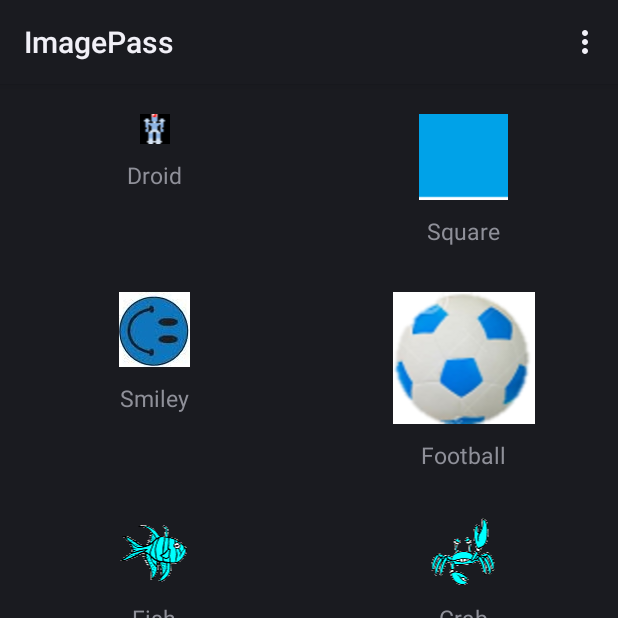
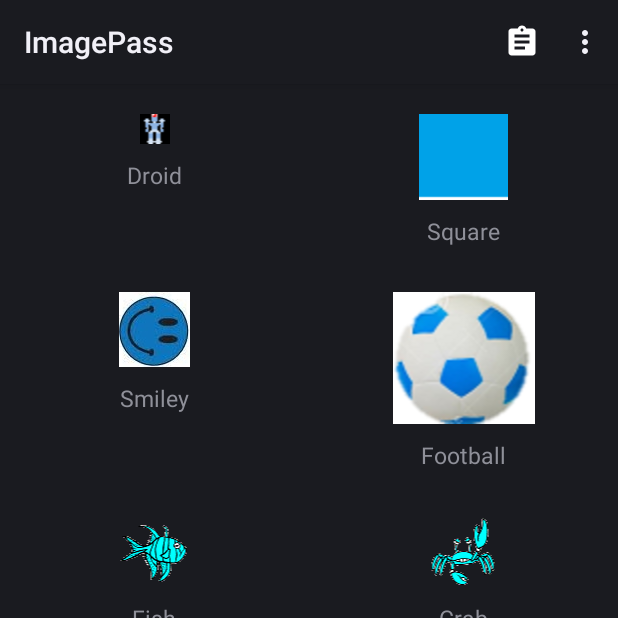
Before and after one commit to am2990/Dynamic-Password-Image, an Android app: the MainActivity screen opened directly, with no data from a screen before it, on a phone screen of 412 x 824 dp, the top half of it. Run offline under Robolectric (Android 15) with nearby library versions, the phone set to English and light mode, and no system bars.

Commit message:
Instruction Activity icon added with bug fix: crash onBackPressed.

```diff
--- a/app/src/main/java/edu/iiitd/dynamikpass/FeedbackActivity.java
+++ b/app/src/main/java/edu/iiitd/dynamikpass/FeedbackActivity.java
@@ -59,6 +59,7 @@ public class FeedbackActivity extends Activity {
                         " understand: "+understand+" remember: "+remember);
 
                 CSVeditor.shared().insertFeedback(rating, memoryBurden, understand, remember);
+                CSVeditor.shared().recordTimeStamp(InstructionsActivity.endTime, 16);
 
                 scheduleNotification(getNotification("Its time to login using "+userName), 10000);
 
@@ -107,7 +108,7 @@ public class FeedbackActivity extends Activity {
                 PendingIntent.FLAG_ONE_SHOT);
 
         Notification.Builder builder = new Notification.Builder(this);
-        builder.setContentTitle("Numerical password login");
+        builder.setContentTitle("Image password login");
         builder.setContentIntent(pendingIntent);
         builder.setAutoCancel(true);
         builder.setDefaults(Notification.DEFAULT_ALL);
--- a/app/src/main/java/edu/iiitd/dynamikpass/InstructionsActivity.java
+++ b/app/src/main/java/edu/iiitd/dynamikpass/InstructionsActivity.java
@@ -20,11 +20,11 @@ public class InstructionsActivity extends Activity {
         startTime = Calendar.getInstance().getTimeInMillis();
     }
 
+    public static long endTime=0;
     @Override
     protected void onPause() {
         super.onPause();
-        long endTime = Calendar.getInstance().getTimeInMillis() - startTime;
-        CSVeditor.shared().recordTimeStamp(endTime, 16);
+        endTime = Calendar.getInstance().getTimeInMillis() - startTime;
     }
 
     @Override
--- /dev/null
+++ b/app/src/main/res/drawable/ic_assignment_white_24px.xml
@@ -0,0 +1,9 @@
+<vector xmlns:android="http://schemas.android.com/apk/res/android"
+        android:width="24dp"
+        android:height="24dp"
+        android:viewportWidth="24.0"
+        android:viewportHeight="24.0">
+    <path
+        android:pathData="M19,3h-4.18C14.4,1.84 13.3,1 12,1c-1.3,0 -2.4,0.84 -2.82,2L5,3c-1.1,0 -2,0.9 -2,2v14c0,1.1 0.9,2 2,2h14c1.1,0 2,-0.9 2,-2L21,5c0,-1.1 -0.9,-2 -2,-2zM12,3c0.55,0 1,0.45 1,1s-0.45,1 -1,1 -1,-0.45 -1,-1 0.45,-1 1,-1zM14,17L7,17v-2h7v2zM17,13L7,13v-2h10v2zM17,9L7,9L7,7h10v2z"
+        android:fillColor="#FFFFFF"/>
+</vector>
--- a/app/src/main/res/menu/activity_main.xml
+++ b/app/src/main/res/menu/activity_main.xml
@@ -2,7 +2,7 @@
 
     <item android:id="@+id/menu_instructions"
         android:title="@string/menu_instructions"
-        android:orderInCategory="100"
-        android:showAsAction="never" />
+        android:showAsAction="always"
+        android:icon="@drawable/ic_assignment_white_24px"/>
 
 </menu>
--- a/app/src/main/res/menu/main1.xml
+++ b/app/src/main/res/menu/main1.xml
@@ -2,6 +2,5 @@
 <menu xmlns:android="http://schemas.android.com/apk/res/android">
     <item
         android:id="@+id/submit"
-        android:title="Submit"
-        />
+        android:title="Submit" />
 </menu>
```
Also changed, not shown: 1 other file.
